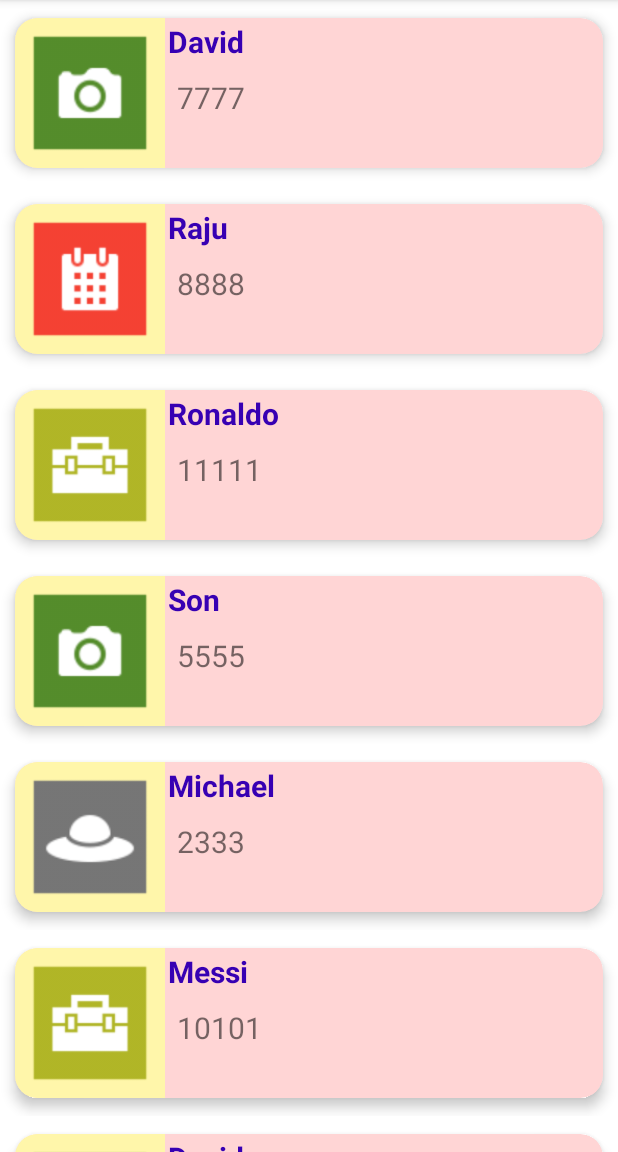
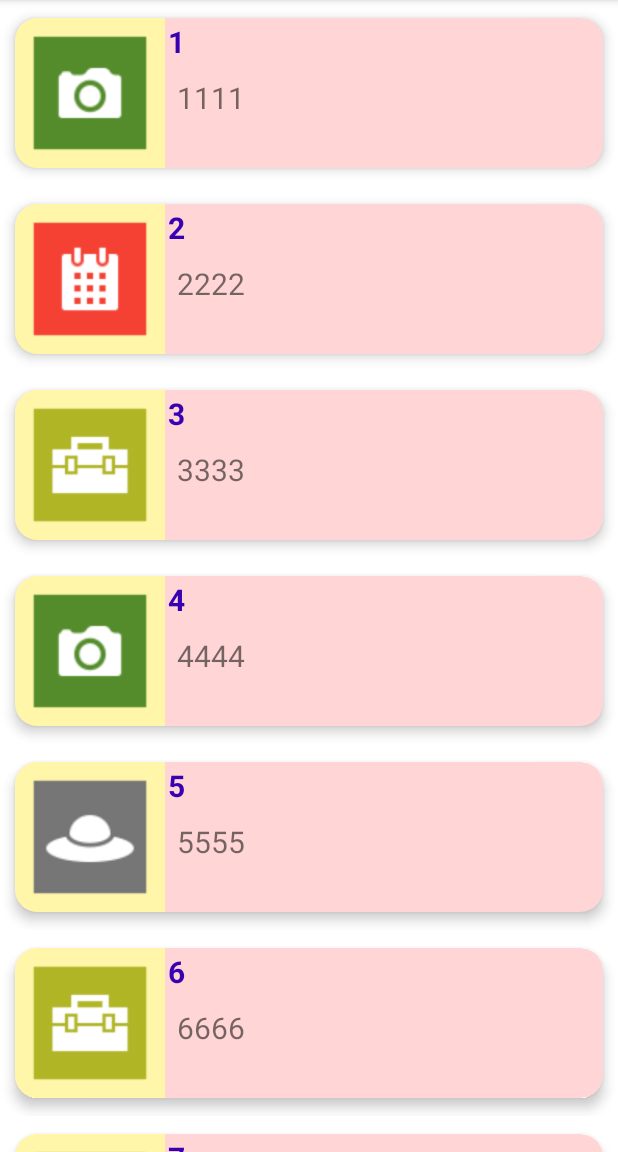
Before and after one commit to saunakshrestha/AndroidStudioProjects, an Android app: the screen it shows after launch (MainActivity), on a phone screen of 412 x 824 dp, the part 84-1236 px from its top. Run offline under Robolectric (Android 15) with nearby library versions, the phone set to English and light mode, and no system bars.

Commit message:
Data Edited for better debugging | bugs fixed | DONE

```diff
--- a/playground/RecyclerView/app/src/main/java/com/saunakshrestha/recyclerview/MainActivity.java
+++ b/playground/RecyclerView/app/src/main/java/com/saunakshrestha/recyclerview/MainActivity.java
@@ -23,19 +23,18 @@ public class MainActivity extends AppCompatActivity {
         recyclerContactPerson.setLayoutManager(new LinearLayoutManager(this));
 
 
-        arrContact.add(new ContactModel(R.drawable.camera, getString(R.string.david),getString(R.string.davidNo)));
-        arrContact.add(new ContactModel(R.drawable.calendar, getString(R.string.raju), getString(R.string.rajuNo)));
-        arrContact.add(new ContactModel(R.drawable.briefcase,getString(R.string.ronaldo), getString(R.string.ronaldoNo)));
-        arrContact.add(new ContactModel(R.drawable.camera, getString(R.string.son), getString(R.string.sonNo)));
-        arrContact.add(new ContactModel(R.drawable.hat, getString(R.string.michael), getString(R.string.michaelNo)));
-        arrContact.add(new ContactModel(R.drawable.briefcase,getString(R.string.messi), getString(R.string.messiNo)));
-        arrContact.add(new ContactModel(R.drawable.camera, getString(R.string.david2),getString(R.string.davidNo2)));
-        arrContact.add(new ContactModel(R.drawable.calendar, getString(R.string.raju2), getString(R.string.rajuNo2)));
-        arrContact.add(new ContactModel(R.drawable.briefcase,getString(R.string.ronaldo2), getString(R.string.ronaldoNo2)));
-        arrContact.add(new ContactModel(R.drawable.camera, getString(R.string.son2), getString(R.string.sonNo2)));
-        arrContact.add(new ContactModel(R.drawable.hat, getString(R.string.michael2), getString(R.string.michaelNo2)));
-        arrContact.add(new ContactModel(R.drawable.briefcase,getString(R.string.messi2), getString(R.string.messiNo2)));
-
+        arrContact.add(new ContactModel(R.drawable.camera, getString(R.string.apple),getString(R.string.appleNo)));
+        arrContact.add(new ContactModel(R.drawable.calendar, getString(R.string.ball), getString(R.string.ballNo)));
+        arrContact.add(new ContactModel(R.drawable.briefcase,getString(R.string.cat), getString(R.string.catNo)));
+        arrContact.add(new ContactModel(R.drawable.camera, getString(R.string.dog), getString(R.string.dogNo)));
+        arrContact.add(new ContactModel(R.drawable.hat, getString(R.string.elephant), getString(R.string.elephantNo)));
+        arrContact.add(new ContactModel(R.drawable.briefcase,getString(R.string.fish), getString(R.string.fishNo)));
+        arrContact.add(new ContactModel(R.drawable.camera, getString(R.string.gun),getString(R.string.gunNo)));
+        arrContact.add(new ContactModel(R.drawable.calendar, getString(R.string.hat), getString(R.string.hatNo)));
+        arrContact.add(new ContactModel(R.drawable.briefcase,getString(R.string.ice), getString(R.string.iceNo)));
+        arrContact.add(new ContactModel(R.drawable.camera, getString(R.string.jelly), getString(R.string.jellyNo)));
+        arrContact.add(new ContactModel(R.drawable.hat, getString(R.string.kitkat), getString(R.string.kitkatNo)));
+        arrContact.add(new ContactModel(R.drawable.briefcase,getString(R.string.lion), getString(R.string.lionNo)));
 
         RecyclerContactAdapter adapter = new RecyclerContactAdapter(this,arrContact);
         recyclerContactPerson.setAdapter(adapter);
--- a/playground/RecyclerView/app/src/main/res/values/strings.xml
+++ b/playground/RecyclerView/app/src/main/res/values/strings.xml
@@ -2,29 +2,32 @@
     <string name="app_name">Recycler View</string>
     <string name="contactNumber">ContactNumber</string>
     <string name="contact">Contact</string>
-    <string name="david">David</string>
-    <string name="raju">Raju</string>
-    <string name="ronaldo">Ronaldo</string>
-    <string name="son">Son</string>
-    <string name="michael">Michael</string>
-    <string name="messi">Messi</string>
-    <string name="davidNo">7777</string>
-    <string name="rajuNo">8888</string>
-    <string name="ronaldoNo">11111</string>
-    <string name="sonNo">5555</string>
-    <string name="michaelNo">2333</string>
-    <string name="messiNo">10101</string>
-    <string name="david2">David</string>
-    <string name="raju2">Raju</string>
-    <string name="ronaldo2">Ronaldo</string>
-    <string name="son2">Son</string>
-    <string name="michael2">Michael</string>
-    <string name="messi2">Messi</string>
-    <string name="davidNo2">7777</string>
-    <string name="rajuNo2">8888</string>
-    <string name="ronaldoNo2">11111</string>
-    <string name="sonNo2">5555</string>
-    <string name="michaelNo2">2333</string>
-    <string name="messiNo2">10101</string>
+    <string name="apple">1</string>
+    <string name="ball">2</string>
+    <string name="cat">3</string>
+    <string name="dog">4</string>
+    <string name="elephant">5</string>
+    <string name="fish">6</string>
+    <string name="gun">7</string>
+    <string name="hat">8</string>
+    <string name="ice">9</string>
+    <string name="jelly">10</string>
+    <string name="kitkat">11</string>
+    <string name="lion">12</string>
+
+    <string name="appleNo">1111</string>
+    <string name="ballNo">2222</string>
+    <string name="catNo">3333</string>
+    <string name="dogNo">4444</string>
+    <string name="elephantNo">5555</string>
+    <string name="fishNo">6666</string>
+    <string name="gunNo">7777</string>
+    <string name="hatNo">8888</string>
+    <string name="iceNo">9999</string>
+    <string name="jellyNo">10,000</string>
+    <string name="kitkatNo">11,000</string>
+    <string name="lionNo">12,000</string>
+
+
     <string name="description">Image</string>
 </resources>
```
